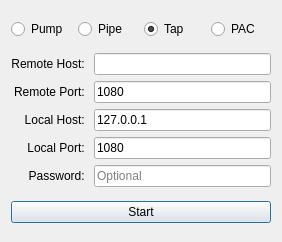
pipesocks/pipesocks, file pipesocks/mainwidget.ui: the form before one commit.
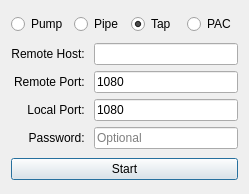
The form after the commit.

Patch:
```diff
--- a/pipesocks/mainwidget.ui
+++ b/pipesocks/mainwidget.ui
@@ -6,8 +6,8 @@
    <rect>
     <x>0</x>
     <y>0</y>
-    <width>282</width>
-    <height>242</height>
+    <width>249</width>
+    <height>194</height>
    </rect>
   </property>
   <property name="windowTitle">
@@ -86,23 +86,6 @@
       </widget>
      </item>
      <item row="2" column="0">
-      <widget class="QLabel" name="LHLabel">
-       <property name="text">
-        <string>Local Host: </string>
-       </property>
-       <property name="alignment">
-        <set>Qt::AlignRight|Qt::AlignTrailing|Qt::AlignVCenter</set>
-       </property>
-      </widget>
-     </item>
-     <item row="2" column="1">
-      <widget class="QLineEdit" name="LocalHost">
-       <property name="text">
-        <string>127.0.0.1</string>
-       </property>
-      </widget>
-     </item>
-     <item row="3" column="0">
       <widget class="QLabel" name="LPLabel">
        <property name="text">
         <string>Local Port: </string>
@@ -112,14 +95,14 @@
        </property>
       </widget>
      </item>
-     <item row="3" column="1">
+     <item row="2" column="1">
       <widget class="QLineEdit" name="LocalPort">
        <property name="text">
         <string>1080</string>
        </property>
       </widget>
      </item>
-     <item row="4" column="0">
+     <item row="3" column="0">
       <widget class="QLabel" name="PLabel">
        <property name="text">
         <string>Password: </string>
@@ -129,7 +112,7 @@
        </property>
       </widget>
      </item>
-     <item row="4" column="1">
+     <item row="3" column="1">
       <widget class="QLineEdit" name="Password">
        <property name="echoMode">
         <enum>QLineEdit::Password</enum>
```
